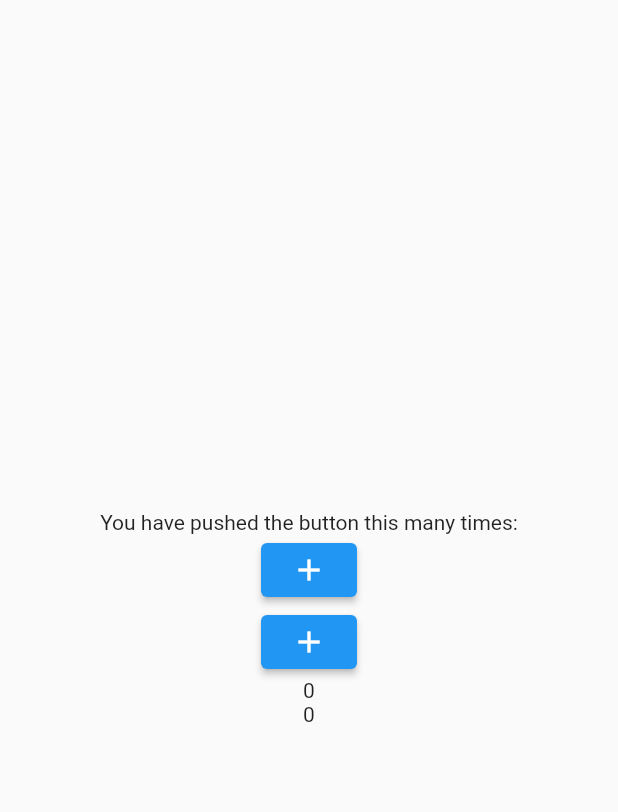
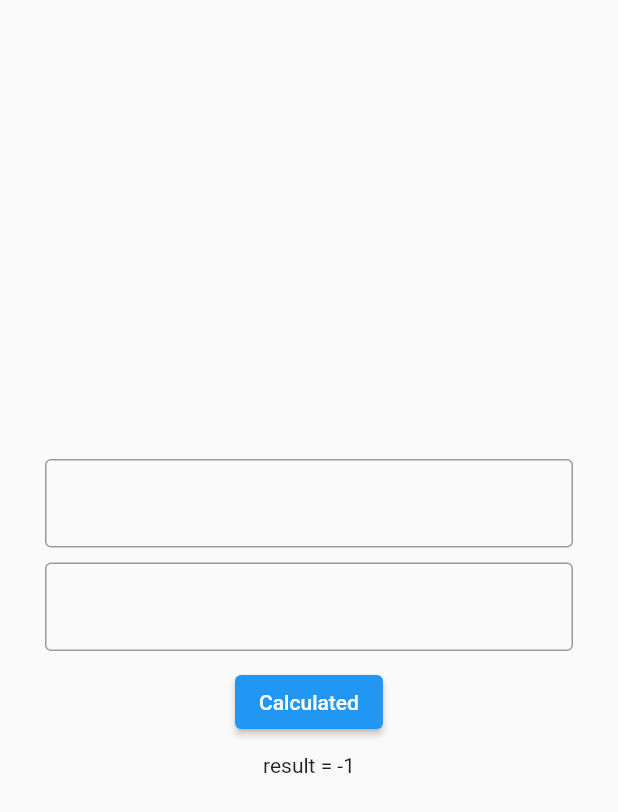
Before and after one commit to neyrodzen/LazzyLoad-Inherited, a Flutter app: the screen it shows after launch, on a phone screen of 412 x 824 dp. Shown: the top 812 px of the screen. Run offline on Flutter 3.47's test engine with Material 2 defaults, Android fonts, the phone set to English and light mode, and no system bars.

Commit message:
inherit notifier model + file LazzyLoad

```diff
--- /dev/null
+++ b/lib/inheritModel.dart
@@ -0,0 +1,149 @@
+import 'package:flutter/material.dart';
+
+class Example extends StatelessWidget {
+  const Example({Key? key}) : super(key: key);
+
+  @override
+  Widget build(BuildContext context) {
+    return const Scaffold(
+      body: SafeArea(
+        child: SimpleCalcWidget(),
+      ),
+    );
+  }
+}
+
+class SimpleCalcWidget extends StatefulWidget {
+  const SimpleCalcWidget({Key? key}) : super(key: key);
+
+  @override
+  _SimpleCalcWidgetState createState() => _SimpleCalcWidgetState();
+}
+
+class _SimpleCalcWidgetState extends State<SimpleCalcWidget> {
+  final _model = SimpleCalcWidgetModel();
+  @override
+  Widget build(BuildContext context) {
+    return Center(
+      child: Padding(
+        padding: const EdgeInsets.symmetric(horizontal: 30),
+        child: ChangeNotifierProvider(
+          model: _model,
+          child: Column(
+            mainAxisSize: MainAxisSize.min,
+            children: const [
+              FirstNumberWidget(),
+              SizedBox(height: 10),
+              SecondNumberWidget(),
+              SizedBox(height: 10),
+              SummButtonWidget(),
+              SizedBox(height: 10),
+              ResultWidget(),
+            ],
+          ),
+        ),
+      ),
+    );
+  }
+}
+
+class FirstNumberWidget extends StatelessWidget {
+  const FirstNumberWidget({Key? key}) : super(key: key);
+
+  @override
+  Widget build(BuildContext context) {
+    return TextField(
+      decoration: const InputDecoration(border: OutlineInputBorder()),
+      onChanged: (String value) =>
+          ChangeNotifierProvider.read<SimpleCalcWidgetModel>(context)
+              ?.firstNumber = value,
+    );
+  }
+}
+
+class SecondNumberWidget extends StatelessWidget {
+  const SecondNumberWidget({Key? key}) : super(key: key);
+
+  @override
+  Widget build(BuildContext context) {
+    return TextField(
+      decoration: const InputDecoration(border: OutlineInputBorder()),
+      onChanged: (String value) =>
+          ChangeNotifierProvider.read<SimpleCalcWidgetModel>(context)
+              ?.secondNumber = value,
+    );
+  }
+}
+
+class SummButtonWidget extends StatelessWidget {
+  const SummButtonWidget({Key? key}) : super(key: key);
+
+  @override
+  Widget build(BuildContext context) {
+    return ElevatedButton(
+      onPressed: () =>
+          ChangeNotifierProvider.read<SimpleCalcWidgetModel>(context)?.summ(),
+      child: const Text('Посчитать сумму'),
+    );
+  }
+}
+
+class ResultWidget extends StatelessWidget {
+  const ResultWidget({Key? key}) : super(key: key);
+
+  @override
+  Widget build(BuildContext context) {
+    final value = ChangeNotifierProvider.watch<SimpleCalcWidgetModel>(context)
+            ?.summResult ??
+        '-1';
+    return Text('Результат: $value');
+  }
+}
+
+class SimpleCalcWidgetModel extends ChangeNotifier {
+  int? _firstNumber;
+  int? _secondNumber;
+  int? summResult;
+
+  set firstNumber(String value) => _firstNumber = int.tryParse(value);
+  set secondNumber(String value) => _secondNumber = int.tryParse(value);
+
+  void summ() {
+    if (_firstNumber != null && _secondNumber != null) {
+      summResult = _firstNumber! + _secondNumber!;
+    } else {
+      summResult = -1;
+    }
+    notifyListeners();
+  }
+}
+
+class ChangeNotifierProvider<T extends ChangeNotifier>
+    extends InheritedNotifier<T> {
+  const ChangeNotifierProvider({
+    Key? key,
+    required T model,
+    required Widget child,
+  }) : super(
+          key: key,
+          notifier: model,
+          child: child,
+        );
+
+  static T? watch<T extends ChangeNotifier>(BuildContext context) {
+    return context
+        .dependOnInheritedWidgetOfExactType<ChangeNotifierProvider<T>>()
+        ?.notifier;
+  }
+
+  static T? read<T extends ChangeNotifier>(BuildContext context) {
+    final widget = context
+        .getElementForInheritedWidgetOfExactType<ChangeNotifierProvider<T>>()
+        ?.widget;
+    if (widget is ChangeNotifierProvider<T>) {
+      return widget.notifier;
+    } else {
+      return null;
+    }
+  }
+}
--- a/lib/main.dart
+++ b/lib/main.dart
@@ -12,129 +12,156 @@ class MyApp extends StatelessWidget {
   Widget build(BuildContext context) {
     return const MaterialApp(
       home: Scaffold(
-        body: OwnerStateful(),
+        body: SafeArea(
+          child: SimpleCalcWidget(),
+        ),
       ),
     );
   }
 }
 
-class OwnerStateful extends StatefulWidget {
-  const OwnerStateful({
-    Key? key,
-  }) : super(key: key);
+class SimpleCalcWidget extends StatefulWidget {
+  const SimpleCalcWidget({super.key});
 
   @override
-  State<OwnerStateful> createState() => _OwnerStatefulState();
+  State<SimpleCalcWidget> createState() => _SimpleCalcWidgetState();
 }
 
-class _OwnerStatefulState extends State<OwnerStateful> {
-  var _valueOne = 0;
-  var _valueTwo = 0;
+class _SimpleCalcWidgetState extends State<SimpleCalcWidget> {
+  final _model = SimpleCalcWidgetModwel();
 
-  void _incrementCounterOne() {
-    setState(() {
-      _valueOne++;
-    });
+  @override
+  Widget build(BuildContext context) {
+    return Center(
+      child: Padding(
+        padding: const EdgeInsets.symmetric(horizontal: 30),
+        child: SimpleCalcWidgetProwider(
+          model: _model,
+          child: Column(
+            mainAxisSize: MainAxisSize.min,
+            children: const [
+              FirstWidget(),
+              SizedBox(height: 10),
+              SecondtWidget(),
+              SizedBox(height: 10),
+              SummButtonWidget(),
+              SizedBox(height: 10),
+              ResultWidget(),
+            ],
+          ),
+        ),
+      ),
+    );
   }
+}
 
-  void _incrementCounterTwo() {
-    setState(() {
-      _valueTwo++;
+class FirstWidget extends StatelessWidget {
+  const FirstWidget({super.key});
+
+  @override
+  Widget build(BuildContext context) {
+    return TextField(
+      decoration: const InputDecoration(
+        border: OutlineInputBorder(),
+      ),
+      onChanged: (value) =>
+          SimpleCalcWidgetProwider.of(context)?.model.firstNumber = value,
+    );
+  }
+}
+
+class SecondtWidget extends StatelessWidget {
+  const SecondtWidget({super.key});
+
+  @override
+  Widget build(BuildContext context) {
+    return TextField(
+      decoration: const InputDecoration(
+        border: OutlineInputBorder(),
+      ),
+      onChanged: (value) =>
+          SimpleCalcWidgetProwider.of(context)?.model.secondNumber = value,
+    );
+  }
+}
+
+class SummButtonWidget extends StatelessWidget {
+  const SummButtonWidget({Key? key}) : super(key: key);
+
+  @override
+  Widget build(BuildContext context) {
+    return ElevatedButton(
+      onPressed: () => SimpleCalcWidgetProwider.of(context)?.model.sum(),
+      child: const Text('Calculated'),
+    );
+  }
+}
+
+class ResultWidget extends StatefulWidget {
+  const ResultWidget({Key? key}) : super(key: key);
+
+  @override
+  State<ResultWidget> createState() => _ResultWidgetState();
+}
+
+class _ResultWidgetState extends State<ResultWidget> {
+
+  var _value = '-1';
+
+  @override
+  void didChangeDependencies() {
+    super.didChangeDependencies();
+
+    final model = SimpleCalcWidgetProwider.of(context)?.model;
+    model?.addListener(() {
+      _value = '${model.sumResult}';
+      setState(() {});
     });
   }
 
   @override
   Widget build(BuildContext context) {
-    return Center(
-      child: Column(
-        mainAxisAlignment: MainAxisAlignment.center,
-        children: <Widget>[
-          const Text(
-            'You have pushed the button this many times:',
-          ),
-          ElevatedButton(
-            onPressed: _incrementCounterOne,
-            child: const Icon(Icons.add),
-          ),
-          ElevatedButton(
-            onPressed: _incrementCounterTwo,
-            child: const Icon(Icons.add),
-          ),
-          InheritDataProvider(
-            valueOne: _valueOne,
-            valueTwo: _valueTwo,
-            child: const ConsumerStateless(),
-          ),
-        ],
-      ),
-    );
+  final value = SimpleCalcWidgetProwider.of(context)?.model.sumResult ?? 0;
+
+    return Text('result = $_value');
   }
 }
 
-class ConsumerStateless extends StatelessWidget {
-  const ConsumerStateless({super.key});
-  @override
-  Widget build(BuildContext context) {
-    final value = context
-            .dependOnInheritedWidgetOfExactType<InheritDataProvider>(
-              aspect: 'one',
-            )
-            ?.valueOne ??
-        0;
-    return Center(
-      child: Column(
-        children: [
-          Text('$value'),
-          const StatefulConsumer(),
-        ],
-      ),
-    );
+class SimpleCalcWidgetModwel extends ChangeNotifier {
+  int? _firstNumber;
+  int? _secondNumber;
+  int? sumResult;
+
+  set firstNumber(String value) => _firstNumber = int.tryParse(value);
+  set secondNumber(String value) => _secondNumber = int.tryParse(value);
+
+  void sum() {
+    int? sumResult;
+    if (_firstNumber != null && _secondNumber != null) {
+      sumResult = _firstNumber! + _secondNumber!;
+    } else {
+      sumResult = null;
+    }
+    if (this.sumResult != sumResult) {
+      sumResult = this.sumResult;
+    }
+    notifyListeners();
   }
 }
 
-class StatefulConsumer extends StatefulWidget {
-  const StatefulConsumer({Key? key}) : super(key: key);
+class SimpleCalcWidgetProwider extends InheritedWidget {
+  const SimpleCalcWidgetProwider(
+      {super.key, required Widget child, required this.model})
+      : super(child: child);
 
-  @override
-  State<StatefulConsumer> createState() => _StatefulConsumerState();
-}
-
-class _StatefulConsumerState extends State<StatefulConsumer> {
-  @override
-  Widget build(BuildContext context) {
-    final value = context
-            .dependOnInheritedWidgetOfExactType<InheritDataProvider>(
-              aspect: 'two',
-            )
-            ?.valueTwo ??
-        0;
-    return Text('$value');
-  }
-}
-
-class InheritDataProvider extends InheritedModel<String> {
-  const InheritDataProvider(
-      {super.key,
-      required this.valueOne,
-      required this.valueTwo,
-      required super.child});
-
-  final int valueOne;
-  final int valueTwo;
-
-  @override
-  bool updateShouldNotify(covariant InheritDataProvider oldWidget) {
-    return valueOne != oldWidget.valueOne || valueTwo != oldWidget.valueTwo;
+  final SimpleCalcWidgetModwel model;
+  static SimpleCalcWidgetProwider? of(BuildContext context) {
+    return context
+        .dependOnInheritedWidgetOfExactType<SimpleCalcWidgetProwider>();
   }
 
   @override
-  bool updateShouldNotifyDependent(
-      covariant InheritDataProvider oldWidget, Set<String> dependencies) {
-    final isValueOneUpdate =
-        valueOne != oldWidget.valueOne && dependencies.contains('one');
-
-    final isValueTwoUpdate =
-        valueTwo != oldWidget.valueTwo && dependencies.contains('two');
-    return isValueOneUpdate || isValueTwoUpdate;
+  bool updateShouldNotify(SimpleCalcWidgetProwider oldWidget) {
+    return model != oldWidget.model;
   }
 }
```
Also changed, not shown: 1 other file.
